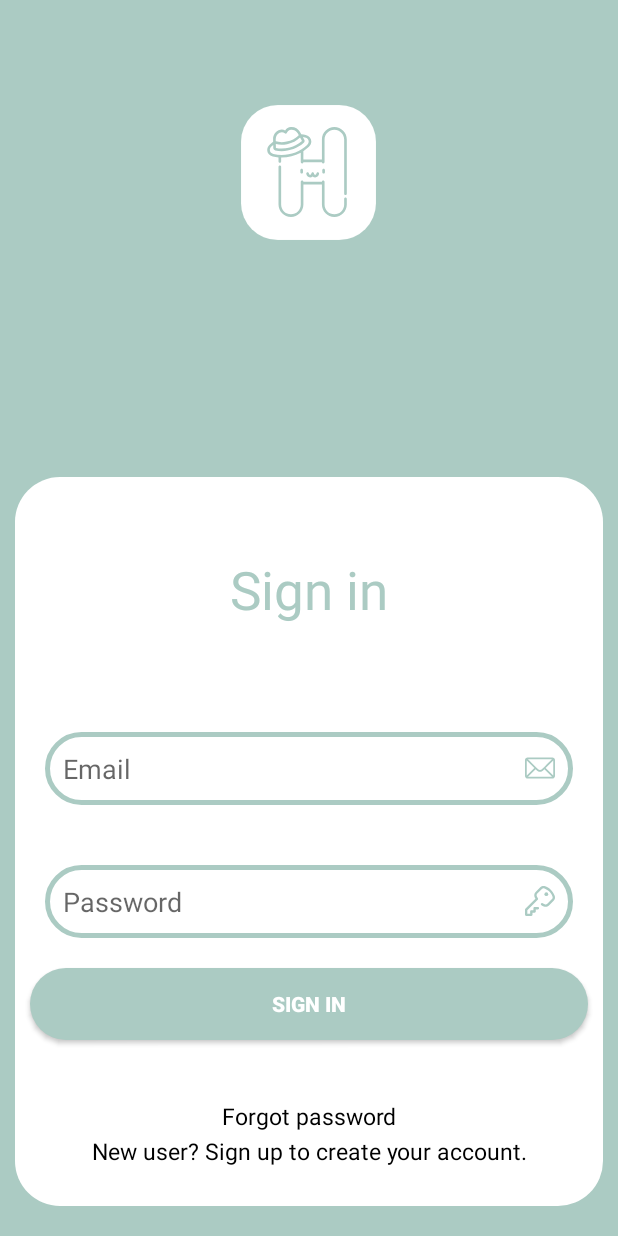
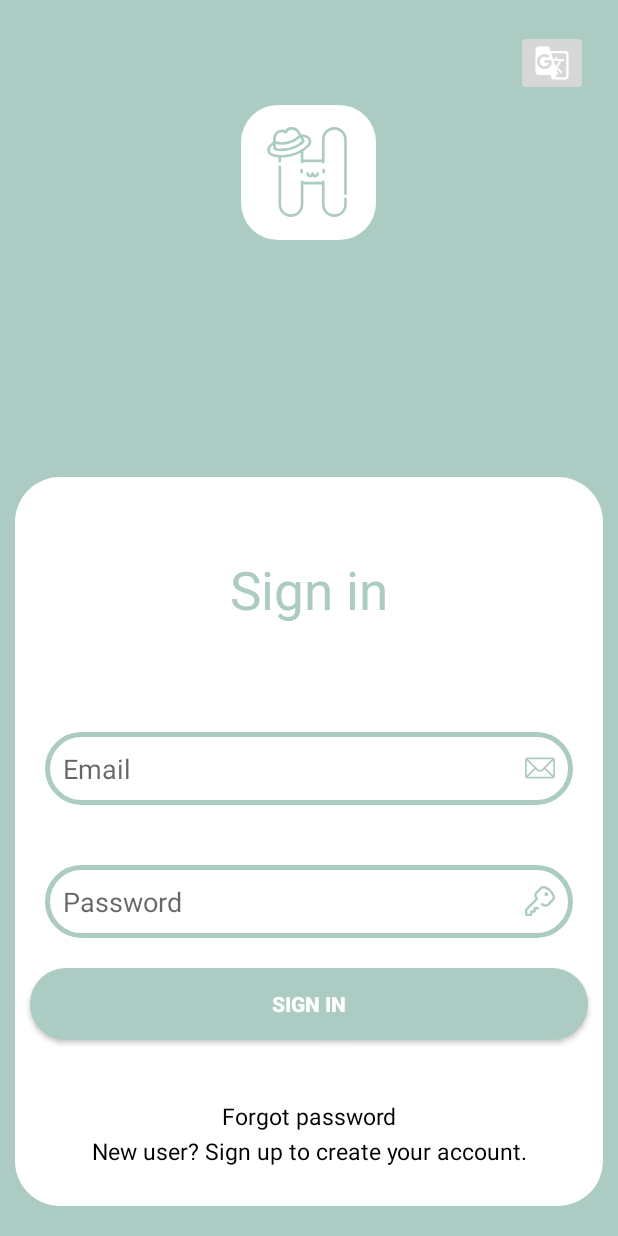
Before and after one commit to Dqlinh0802/LTDD_CS81_Nhom7, an Android app: the screen it shows after launch (ReplacerActivity), on a phone screen of 412 x 824 dp. Run offline under Robolectric (Android 15) with nearby library versions, the phone set to English and light mode, and no system bars; our stand-ins replace Firebase (no records; nobody signed in at launch, a user with empty details on screens opened directly).

Commit message:
translate

```diff
--- a/Hidebook/app/src/main/java/com/example/hidebook/fragment/SignInFragment.java
+++ b/Hidebook/app/src/main/java/com/example/hidebook/fragment/SignInFragment.java
@@ -1,6 +1,11 @@
 package com.example.hidebook.fragment;
 
+import android.app.Activity;
+import android.app.AlertDialog;
+import android.content.DialogInterface;
 import android.content.Intent;
+import android.content.SharedPreferences;
+import android.content.res.Configuration;
 import android.os.Bundle;
 
 import androidx.annotation.NonNull;
@@ -13,6 +18,7 @@ import android.view.View;
 import android.view.ViewGroup;
 import android.widget.Button;
 import android.widget.EditText;
+import android.widget.ImageButton;
 import android.widget.TextView;
 import android.widget.Toast;
 
@@ -33,6 +39,7 @@ import com.google.firebase.auth.UserProfileChangeRequest;
 import com.google.firebase.firestore.FirebaseFirestore;
 
 import java.util.HashMap;
+import java.util.Locale;
 import java.util.Map;
 
 import static com.example.hidebook.fragment.SignUpFragment.EMAIL_REGEX;
@@ -40,6 +47,8 @@ import static com.example.hidebook.fragment.SignUpFragment.EMAIL_REGEX;
 
 public class SignInFragment extends Fragment {
 
+    //Bao
+    private ImageButton changeLBT;
     private TextView tvSignUp, tvFgPass;
     //Linh
     private EditText emailET, passET;
@@ -56,6 +65,7 @@ public class SignInFragment extends Fragment {
     @Override
     public View onCreateView(LayoutInflater inflater, ViewGroup container,
                              Bundle savedInstanceState) {
+        loadLocale();
         // Inflate the layout for this fragment
         return inflater.inflate(R.layout.fragment_sign_in, container, false);
     }
@@ -73,6 +83,10 @@ public class SignInFragment extends Fragment {
     }
 
     public void init(View view){
+
+        //Bao
+        changeLBT = view.findViewById(R.id.translateIB);
+
         tvSignUp = view.findViewById(R.id.tv_signup);
         tvFgPass = view.findViewById(R.id.tv_forgotpass);
         //Linh
@@ -91,8 +105,55 @@ public class SignInFragment extends Fragment {
     }
 
 
+    private void showChangeLanguageDialog(){
+        final String[] listItems = {"English", "Việt Nam"};
+        AlertDialog.Builder mBuilder = new AlertDialog.Builder(getActivity());
+        mBuilder.setTitle(R.string.Choose_Language);
+        mBuilder.setSingleChoiceItems(listItems, -1, new DialogInterface.OnClickListener() {
+            @Override
+            public void onClick(DialogInterface dialog, int which) {
+                if(which == 0){
+                    setLocale("en");
+                    getActivity().recreate();
+
+                } else if (which == 1){
+                    setLocale("vn");
+                    getActivity().recreate();
+                }
+                dialog.dismiss();
+            }
+        });
+        AlertDialog mDial = mBuilder.create();
+        mDial.show();
+    }
+
+    private void setLocale(String lang) {
+        Locale locale = new Locale(lang);
+        Locale.setDefault(locale);
+        Configuration config = new Configuration();
+        config.locale = locale;
+        getActivity().getBaseContext().getResources().updateConfiguration(config, getResources().getDisplayMetrics());
+        SharedPreferences.Editor editor = getActivity().getSharedPreferences(getString(R.string.setting), Activity.MODE_PRIVATE).edit();
+        editor.putString("My_Lang", lang);
+        editor.apply();
+
+    }
+
+    public void loadLocale(){
+        SharedPreferences pref = getActivity().getSharedPreferences(getString(R.string.setting), Activity.MODE_PRIVATE);
+        String language = pref.getString("My_Lang", "");
+        setLocale(language);
+    }
+
 
     public void clickListener(){
+        //Bao
+        changeLBT.setOnClickListener(new View.OnClickListener() {
+            @Override
+            public void onClick(View v) {
+                showChangeLanguageDialog();
+            }
+        });
         tvSignUp.setOnClickListener(new View.OnClickListener() {
             @Override
             public void onClick(View v) {
--- /dev/null
+++ b/Hidebook/app/src/main/res/drawable-v24/ic_baseline_g_translate_24.xml
@@ -0,0 +1,5 @@
+<vector android:height="24dp" android:tint="#FFFFFF"
+    android:viewportHeight="24" android:viewportWidth="24"
+    android:width="24dp" xmlns:android="http://schemas.android.com/apk/res/android">
+    <path android:fillColor="@android:color/white" android:pathData="M21,4L11,4l-1,-3L3,1c-1.1,0 -2,0.9 -2,2v15c0,1.1 0.9,2 2,2h8l1,3h9c1.1,0 2,-0.9 2,-2L23,6c0,-1.1 -0.9,-2 -2,-2zM7,16c-2.76,0 -5,-2.24 -5,-5s2.24,-5 5,-5c1.35,0 2.48,0.5 3.35,1.3L9.03,8.57c-0.38,-0.36 -1.04,-0.78 -2.03,-0.78 -1.74,0 -3.15,1.44 -3.15,3.21S5.26,14.21 7,14.21c2.01,0 2.84,-1.44 2.92,-2.41L7,11.8v-1.71h4.68c0.07,0.31 0.12,0.61 0.12,1.02C11.8,13.97 9.89,16 7,16zM13.17,10.58h3.7c-0.43,1.25 -1.11,2.43 -2.05,3.47 -0.31,-0.35 -0.6,-0.72 -0.86,-1.1l-0.79,-2.37zM21.5,20.5c0,0.55 -0.45,1 -1,1L14,21.5l2,-2.5 -1.04,-3.1 3.1,3.1 0.92,-0.92 -3.3,-3.25 0.02,-0.02c1.13,-1.25 1.93,-2.69 2.4,-4.22L20,10.59v-1.3h-4.53L15.47,8h-1.29v1.29h-1.44L11.46,5.5h9.04c0.55,0 1,0.45 1,1v14z"/>
+</vector>
--- a/Hidebook/app/src/main/res/layout/fragment_add.xml
+++ b/Hidebook/app/src/main/res/layout/fragment_add.xml
@@ -54,7 +54,7 @@
                 android:layout_width="match_parent"
                 android:layout_height="wrap_content"
                 android:background="@android:color/transparent"
-                android:hint="Add Somthing About This Post"
+                android:hint="@string/add_something_about_this_post"
                 android:minLines="5" />
 
             <View
--- a/Hidebook/app/src/main/res/layout/fragment_search.xml
+++ b/Hidebook/app/src/main/res/layout/fragment_search.xml
@@ -12,7 +12,7 @@
         android:layout_width="match_parent"
         android:layout_height="wrap_content"
         app:iconifiedByDefault="false"
-        app:queryHint="Search here ..."/>
+        app:queryHint="@string/search"/>
 
     <androidx.recyclerview.widget.RecyclerView
         android:id="@+id/recyclerView"
--- a/Hidebook/app/src/main/res/layout/fragment_sign_in.xml
+++ b/Hidebook/app/src/main/res/layout/fragment_sign_in.xml
@@ -5,6 +5,15 @@
     android:layout_height="match_parent"
     tools:context=".fragment.SignInFragment"
     android:background="@color/background">
+    <ImageButton
+        android:layout_marginTop="20dp"
+        android:layout_marginRight="20dp"
+        android:id="@+id/translateIB"
+        android:layout_width="wrap_content"
+        android:layout_height="wrap_content"
+        android:src="@drawable/ic_baseline_g_translate_24"
+        android:layout_alignParentEnd="true"
+        />
 
 
     <LinearLayout
--- a/Hidebook/app/src/main/res/values/strings.xml
+++ b/Hidebook/app/src/main/res/values/strings.xml
@@ -20,5 +20,9 @@
     <string name="posts">Posts</string>
     <string name="followers">Followers</string>
     <string name="following">Following</string>
+    <string name="Notification">Notifications</string>
+    <string name="Choose_Language">Choose Language....</string>
+    <string name="setting">Settings</string>
+    <string name="search">Search here ...</string>
 
 </resources>
```
Also changed, not shown: 1 other file.
